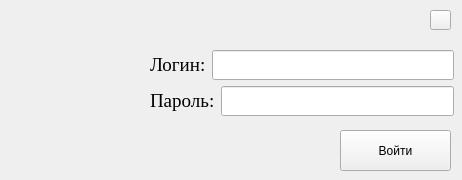
Old version of the form GUI/LoginForm.ui in the repository DeppaRet/SteelmakingConverter.
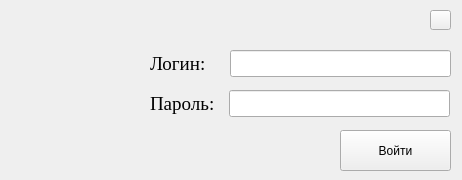
New version of the form. Icons and pictures are not drawn.

Commit message: 26.11.2022 export to excel from admin form

Diff of the .ui file:
```diff
--- a/GUI/LoginForm.ui
+++ b/GUI/LoginForm.ui
@@ -61,78 +61,6 @@
      <bool>true</bool>
     </property>
    </widget>
-   <widget class="QWidget" name="layoutWidget">
-    <property name="geometry">
-     <rect>
-      <x>150</x>
-      <y>50</y>
-      <width>304</width>
-      <height>66</height>
-     </rect>
-    </property>
-    <layout class="QVBoxLayout" name="verticalLayout">
-     <item>
-      <layout class="QHBoxLayout" name="horizontalLayout">
-       <item>
-        <widget class="QLabel" name="loginLabel">
-         <property name="font">
-          <font>
-           <family>Times New Roman</family>
-           <pointsize>14</pointsize>
-          </font>
-         </property>
-         <property name="text">
-          <string>Логин:</string>
-         </property>
-        </widget>
-       </item>
-       <item>
-        <widget class="QLineEdit" name="LoginLine">
-         <property name="font">
-          <font>
-           <family>Times New Roman</family>
-           <pointsize>14</pointsize>
-          </font>
-         </property>
-         <property name="placeholderText">
-          <string/>
-         </property>
-        </widget>
-       </item>
-      </layout>
-     </item>
-     <item>
-      <layout class="QHBoxLayout" name="horizontalLayout_2">
-       <item>
-        <widget class="QLabel" name="passwordLabel">
-         <property name="font">
-          <font>
-           <family>Times New Roman</family>
-           <pointsize>14</pointsize>
-          </font>
-         </property>
-         <property name="text">
-          <string>Пароль:</string>
-         </property>
-        </widget>
-       </item>
-       <item>
-        <widget class="QLineEdit" name="PasswordLine">
-         <property name="font">
-          <font>
-           <family>Times New Roman</family>
-           <pointsize>14</pointsize>
-          </font>
-         </property>
-         <property name="placeholderText">
-          <string/>
-         </property>
-        </widget>
-       </item>
-      </layout>
-     </item>
-    </layout>
-   </widget>
    <widget class="QPushButton" name="SetingsButton">
     <property name="geometry">
      <rect>
@@ -150,6 +78,88 @@
       <normaloff>../Pictures/png-transparent-settings-gear-icon-gear-configuration-set-up-thumbnail.png</normaloff>../Pictures/png-transparent-settings-gear-icon-gear-configuration-set-up-thumbnail.png</iconset>
     </property>
    </widget>
+   <widget class="QLabel" name="loginLabel">
+    <property name="geometry">
+     <rect>
+      <x>150</x>
+      <y>50</y>
+      <width>61</width>
+      <height>27</height>
+     </rect>
+    </property>
+    <property name="font">
+     <font>
+      <family>Times New Roman</family>
+      <pointsize>14</pointsize>
+     </font>
+    </property>
+    <property name="text">
+     <string>Логин:</string>
+    </property>
+   </widget>
+   <widget class="QLineEdit" name="LoginLine">
+    <property name="geometry">
+     <rect>
+      <x>230</x>
+      <y>50</y>
+      <width>221</width>
+      <height>27</height>
+     </rect>
+    </property>
+    <property name="sizePolicy">
+     <sizepolicy hsizetype="Ignored" vsizetype="Fixed">
+      <horstretch>0</horstretch>
+      <verstretch>0</verstretch>
+     </sizepolicy>
+    </property>
+    <property name="font">
+     <font>
+      <family>Times New Roman</family>
+      <pointsize>14</pointsize>
+     </font>
+    </property>
+    <property name="placeholderText">
+     <string/>
+    </property>
+   </widget>
+   <widget class="QLabel" name="passwordLabel">
+    <property name="geometry">
+     <rect>
+      <x>150</x>
+      <y>90</y>
+      <width>63</width>
+      <height>27</height>
+     </rect>
+    </property>
+    <property name="font">
+     <font>
+      <family>Times New Roman</family>
+      <pointsize>14</pointsize>
+     </font>
+    </property>
+    <property name="text">
+     <string>Пароль:</string>
+    </property>
+   </widget>
+   <widget class="QLineEdit" name="PasswordLine">
+    <property name="geometry">
+     <rect>
+      <x>229</x>
+      <y>90</y>
+      <width>221</width>
+      <height>27</height>
+     </rect>
+    </property>
+    <property name="font">
+     <font>
+      <family>Times New Roman</family>
+      <pointsize>14</pointsize>
+     </font>
+    </property>
+    <property name="placeholderText">
+     <string/>
+    </property>
+   </widget>
   </widget>
  </widget>
  <resources/>
```
The commit also changes 3 other files.
